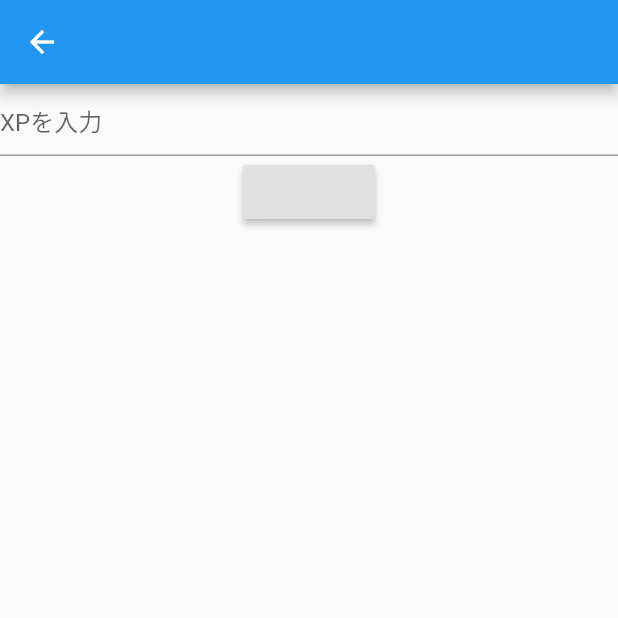
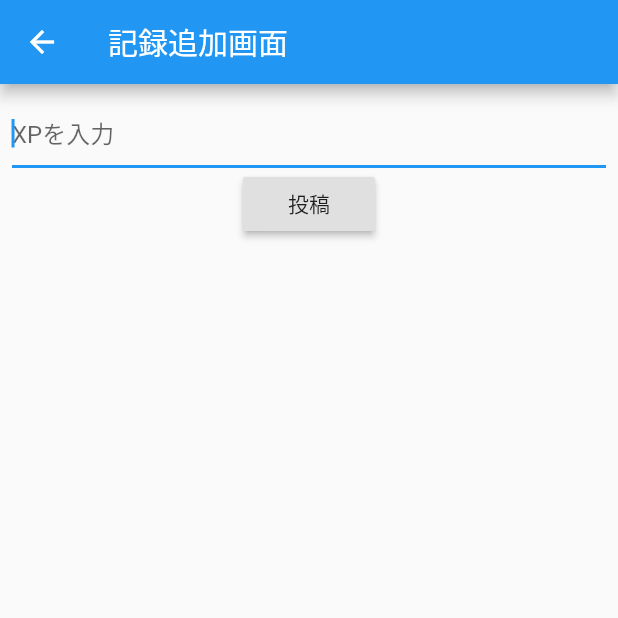
Before and after one commit to kazuya-matsumoto1/gachi-match, a Flutter app: the AddRecordPage screen opened directly, on a phone screen of 412 x 824 dp, the top half of it. Run offline on Flutter 3.47's test engine with Material 2 defaults, Android fonts, the phone set to English and light mode, and no system bars; our stand-ins replace cloud_firestore, firebase_auth, firebase_core; accounts and stored records are empty.

Commit message:
記録追加用のページを作成

```diff
--- a/lib/properties/add_record/add_record_page.dart
+++ b/lib/properties/add_record/add_record_page.dart
@@ -1,23 +1,46 @@
 import 'package:flutter/cupertino.dart';
 import 'package:flutter/material.dart';
 import 'package:gachi_match/domain/record.dart';
+import 'package:gachi_match/properties/add_record/add_record_model.dart';
+import 'package:provider/provider.dart';
 
 class AddRecordPage extends StatelessWidget {
   AddRecordPage({this.record});
   final Record record;
+
   @override
   Widget build(BuildContext context) {
     // TODO: implement build
 
+    return ChangeNotifierProvider<AddRecordModel>(
+      create: (_) => AddRecordModel(),
+      child: Consumer<AddRecordModel>(
+        builder: (context, model, child) {
+          TextEditingController xPowerController = TextEditingController();
           return Scaffold(
-        appBar: AppBar(title: Text('')),
-        body: Column(
+              appBar: AppBar(title: Text('記録追加画面')),
+              body: Padding(
+                padding: const EdgeInsets.all(8.0),
+                child: Column(
                   children: [
                     TextField(
+                      autofocus: true,
+                      controller: xPowerController,
+                      keyboardType: TextInputType.number,
                       decoration: InputDecoration(hintText: 'XPを入力'),
                     ),
-            RaisedButton(onPressed: () {}),
+                    RaisedButton(
+                        child: Text('投稿'),
+                        onPressed: () async {
+                          await model
+                              .addRecord(int.parse(xPowerController.text));
+                          Navigator.pushNamed(context, '/list');
+                        }),
                   ],
+                ),
               ));
+        },
+      ),
+    );
   }
 }
--- a/lib/properties/edit_record/edit_page.dart
+++ b/lib/properties/edit_record/edit_page.dart
@@ -13,7 +13,7 @@ class EditPage extends StatelessWidget {
   @override
   Widget build(BuildContext context) {
     final recordController = TextEditingController();
-    recordController.text = record.xPower.toString();
+    final String oldRecord = record.xPower.toString();
 
     //String name;
 
@@ -31,7 +31,7 @@ class EditPage extends StatelessWidget {
                 TextField(
                   autofocus: true,
                   keyboardType: TextInputType.number,
-                  decoration: InputDecoration(hintText: 'XPを入力'),
+                  decoration: InputDecoration(hintText: oldRecord),
                   controller: recordController,
                   onChanged: (text) {
                     model.record = int.parse(text);
--- a/lib/properties/list_page/list_page.dart
+++ b/lib/properties/list_page/list_page.dart
@@ -106,8 +106,8 @@ class RecordListPage extends StatelessWidget {
               Consumer<RecordListModel>(builder: (context, model, child) {
             return FloatingActionButton(
               child: Icon(Icons.add),
-              onPressed: () {
-                model.addRecord();
+              onPressed: () async {
+                await Navigator.pushNamed(context, '/add');
                 model.fetchRecords();
               }, // onPress
             );
--- a/lib/properties/login/login_model.dart
+++ b/lib/properties/login/login_model.dart
@@ -16,10 +16,9 @@ class LoginModel extends ChangeNotifier {
     }
 
     final FirebaseAuth _auth = FirebaseAuth.instance;
-    final User user = (await _auth.signInWithEmailAndPassword(
+    await _auth.signInWithEmailAndPassword(
       email: email,
       password: password,
-    ))
-        .user;
+    );
   }
 }
--- a/lib/properties/main/main.dart
+++ b/lib/properties/main/main.dart
@@ -34,7 +34,7 @@ class MyApp extends StatelessWidget {
         '/list': (context) => RecordListPage(),
 
         // '/edit': (context) => EditPage(),
-        // '/add': (context) => AddRecordPage(),
+        '/add': (context) => AddRecordPage(),
       },
       theme: ThemeData(
         // This is the theme of your application.
```
Also changed, not shown: lib/properties/add_record/add_record_model.dart (+14 -2 lines). Lines whose indentation alone changed are shown as unchanged.
